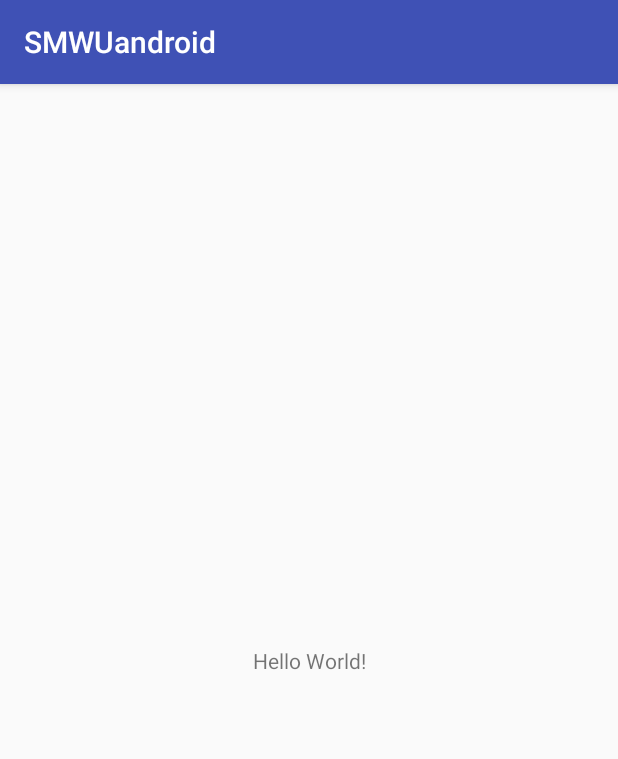
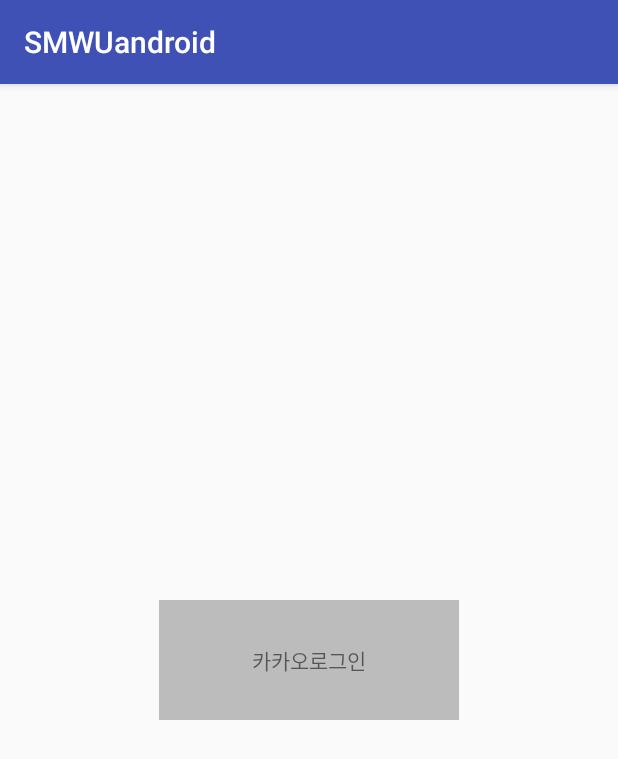
Before and after one commit to sookmyungHack/SMWU_Android, an Android app: the screen it shows after launch (MainActivity before the commit, LoginActivity after it), on a phone screen of 412 x 824 dp. Shown: the top 759 px of the screen. Run offline under Robolectric (Android 15) with nearby library versions, the phone set to English and light mode, and no system bars; libraries missing offline, so code that uses them is left out: com.kakao.auth; 3 statements that could not run were skipped.

Commit message:
#2_카카오 연동 & 그래들 추가(카카오, 레트로핏), 퍼미션 추가(인터넷)

```diff
--- /dev/null
+++ b/app/src/main/java/org/smwu/smwuandroid/network/ApplicationController.kt
@@ -0,0 +1,28 @@
+package org.smwu.smwuandroid.network
+
+import retrofit2.Retrofit
+import retrofit2.converter.gson.GsonConverterFactory
+import org.smwu.smwuandroid.util.GlobalApplication
+
+class ApplicationController : GlobalApplication(){
+    lateinit var networkService: NetworkService
+    private val baseUrl = "http://bghgu.kt:3000/api/"
+
+    companion object {
+        lateinit var instance : ApplicationController
+    }
+    override fun onCreate() {
+        super.onCreate()
+        instance = this
+        buildNetwork()
+    }
+
+    fun buildNetwork() {
+        val builder = Retrofit.Builder()
+        val retrofit = builder
+                .baseUrl(baseUrl)
+                .addConverterFactory(GsonConverterFactory.create())
+                .build()
+        networkService = retrofit.create(NetworkService::class.java)
+    }
+}
--- /dev/null
+++ b/app/src/main/java/org/smwu/smwuandroid/network/NetworkService.kt
@@ -0,0 +1,4 @@
+package org.smwu.smwuandroid.network
+
+interface NetworkService {
+}
--- /dev/null
+++ b/app/src/main/java/org/smwu/smwuandroid/ui/login/LoginActivity.kt
@@ -0,0 +1,55 @@
+package org.smwu.smwuandroid.ui.login
+
+import android.content.Intent
+import android.content.pm.PackageManager
+import android.support.v7.app.AppCompatActivity
+import android.os.Bundle
+import android.util.Base64
+import android.util.Log
+import com.kakao.auth.AuthType
+import com.kakao.auth.Session
+import kotlinx.android.synthetic.main.activity_login.*
+import org.smwu.smwuandroid.ui.main.MainActivity
+import smwu.com.smwuandroid.R
+import org.smwu.smwuandroid.util.SessionCallback
+import java.security.MessageDigest
+import java.security.NoSuchAlgorithmException
+
+class LoginActivity : AppCompatActivity() {
+
+    override fun onCreate(savedInstanceState: Bundle?) {
+        super.onCreate(savedInstanceState)
+        setContentView(R.layout.activity_login)
+
+        getHashkey()
+
+        kakao_login_btn.setOnClickListener {
+            val session = Session.getCurrentSession()
+            session.addCallback(SessionCallback(this))
+            session.open(AuthType.KAKAO_ACCOUNT, this)
+            val intent = Intent(applicationContext, MainActivity::class.java)
+            startActivity(intent)
+        }
+    }
+
+    fun getHashkey(){
+
+        try{
+
+            val info = getPackageManager().getPackageInfo("smwu.com.smwuandroid", PackageManager.GET_SIGNATURES)
+
+            for(signature in info.signatures){
+                val md = MessageDigest.getInstance("SHA")
+                md.update(signature.toByteArray())
+                Log.d("TAG: ","key_hash: "+ Base64.encodeToString(md.digest(),Base64.DEFAULT))
+            }
+
+        } catch (e : PackageManager.NameNotFoundException){
+            e.printStackTrace()
+        } catch (e:NoSuchAlgorithmException){
+            e.printStackTrace()
+        }
+
+    }
+
+}
--- a/app/src/main/java/smwu/com/smwuandroid/ui/main/MainActivity.kt
+++ b/app/src/main/java/org/smwu/smwuandroid/ui/main/MainActivity.kt
@@ -1,4 +1,4 @@
-package smwu.com.smwuandroid.ui.main
+package org.smwu.smwuandroid.ui.main
 
 import android.support.v7.app.AppCompatActivity
 import android.os.Bundle
--- /dev/null
+++ b/app/src/main/java/org/smwu/smwuandroid/util/GlobalApplication.kt
@@ -0,0 +1,28 @@
+package org.smwu.smwuandroid.util
+
+import android.app.Application
+import com.kakao.auth.KakaoSDK
+
+open class GlobalApplication() : Application() {
+    override fun onCreate() {
+        super.onCreate()
+        instance = this
+        // Kakao Sdk 초기화
+        KakaoSDK.init(KaKaoSDKAdapter())
+    }
+    override fun onTerminate() {
+        super.onTerminate()
+        instance = null
+    }
+    companion object {
+        private var instance: GlobalApplication? = null
+        val globalApplicationContext: GlobalApplication
+            get() {
+                if (instance == null) {
+                    throw IllegalStateException("This Application does not inherit com.kakao.GlobalApplication")
+                }
+                return instance as GlobalApplication
+            }
+    }
+
+}
--- a/app/src/main/java/smwu/com/smwuandroid/network/NetworkService.kt
+++ /dev/null
@@ -1,4 +0,0 @@
-package smwu.com.smwuandroid.network
-
-interface NetworkService {
-}
--- /dev/null
+++ b/app/src/main/res/layout/activity_login.xml
@@ -0,0 +1,24 @@
+<?xml version="1.0" encoding="utf-8"?>
+<RelativeLayout xmlns:android="http://schemas.android.com/apk/res/android"
+    xmlns:app="http://schemas.android.com/apk/res-auto"
+    xmlns:tools="http://schemas.android.com/tools"
+    android:layout_width="match_parent"
+    android:layout_height="match_parent"
+    tools:context="org.smwu.smwuandroid.ui.login.LoginActivity">
+
+    <RelativeLayout
+        android:id="@+id/kakao_login_btn"
+        android:layout_centerInParent="true"
+        android:layout_width="200dp"
+        android:layout_height="80dp"
+        android:background="#bcbcbc">
+        <TextView
+
+            android:layout_centerInParent="true"
+            android:layout_width="wrap_content"
+            android:layout_height="wrap_content"
+            android:text="카카오로그인"/>
+    </RelativeLayout>
+
+
+</RelativeLayout>
--- a/app/src/main/res/values/strings.xml
+++ b/app/src/main/res/values/strings.xml
@@ -1,3 +1,4 @@
 <resources>
     <string name="app_name">SMWUandroid</string>
+    <string name="kakao_app_key"> c1c3219c150717ed2be0b492f0143fe5</string><!--네이티브 앱키-->
 </resources>
--- a/build.gradle
+++ b/build.gradle
@@ -19,6 +19,9 @@ allprojects {
     repositories {
         google()
         jcenter()
+
+        mavenCentral()
+        maven { url 'http://devrepo.kakao.com:8088/nexus/content/groups/public/' }
     }
 }
 
```
Also changed, not shown: app/build.gradle (+10 -1 lines), app/src/main/AndroidManifest.xml (+9 -1 lines), app/src/main/java/org/smwu/smwuandroid/util/KaKaoSDKAdapter.kt (added, +52 -0 lines), app/src/main/java/org/smwu/smwuandroid/util/SessionCallback.kt (added, +57 -0 lines), app/src/main/res/layout/activity_main.xml (+40 -11 lines).
